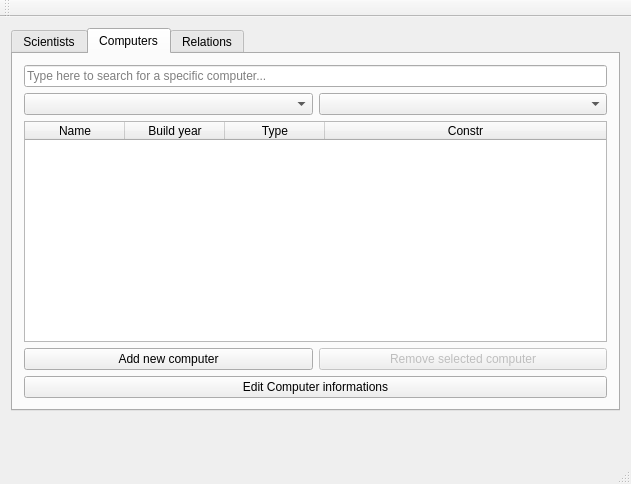
Before: the Qt Designer form mainwindow.ui in Tryggvith/vika3, drawn with Qt 5.
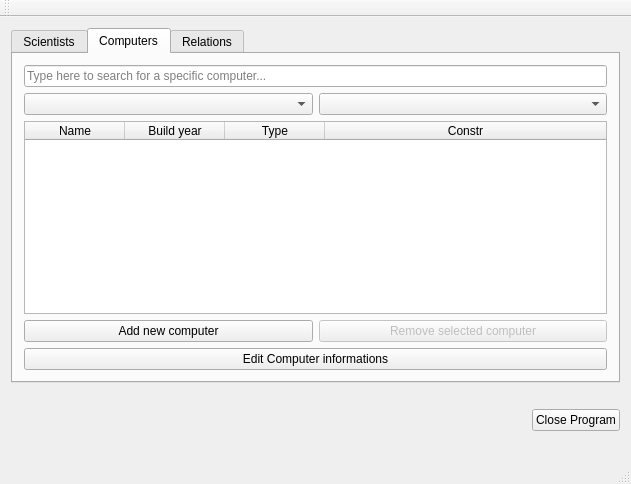
After: the same form once the commit is applied. The open tabs and pages were chosen to show the change. Icons and pictures are not drawn.

The edit to the form file:
```diff
--- a/mainwindow.ui
+++ b/mainwindow.ui
@@ -339,6 +339,30 @@
       </property>
      </widget>
     </item>
+    <item>
+     <layout class="QHBoxLayout" name="horizontalLayout_7">
+      <item>
+       <spacer name="horizontalSpacer">
+        <property name="orientation">
+         <enum>Qt::Horizontal</enum>
+        </property>
+        <property name="sizeHint" stdset="0">
+         <size>
+          <width>40</width>
+          <height>20</height>
+         </size>
+        </property>
+       </spacer>
+      </item>
+      <item>
+       <widget class="QPushButton" name="pushButton">
+        <property name="text">
+         <string>Close Program</string>
+        </property>
+       </widget>
+      </item>
+     </layout>
+    </item>
     <item>
      <widget class="QLabel" name="label_test">
       <property name="text">
```
Left out of the diff: 6 changed lines with no effect on the pictures.
